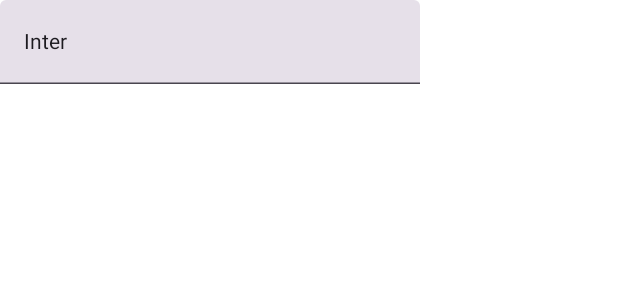
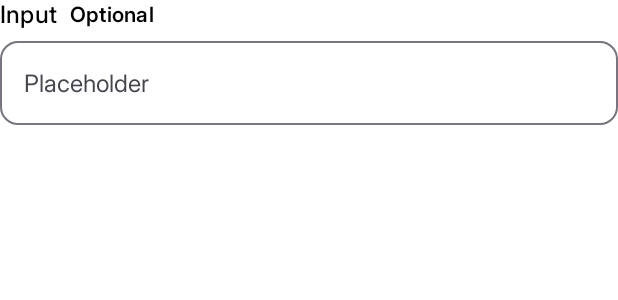
Before and after one commit to Norbert445/O2Input, an Android app built with Jetpack Compose: the @Preview function InputPreview, on a phone screen of 412 x 824 dp. Shown: the top 300 px of the screen. Run offline under Robolectric (Android 15) with nearby library versions, the phone set to English and light mode, and no system bars.

Commit message:
feat: input view

```diff
--- a/app/src/main/java/com/example/o2input/ui/widget/Input.kt
+++ /dev/null
@@ -1,21 +0,0 @@
-package com.example.o2input.ui.widget
-
-import androidx.compose.material3.TextField
-import androidx.compose.runtime.Composable
-import androidx.compose.ui.Modifier
-import androidx.compose.ui.tooling.preview.Preview
-
-@Composable
-fun Input(modifier: Modifier = Modifier) {
-    return TextField(
-        modifier = modifier,
-        value = "Inter",
-        onValueChange = {}
-    )
-}
-
-@Preview
-@Composable
-fun InputPreview() {
-    Input()
-}
--- /dev/null
+++ b/app/src/main/java/com/example/o2input/ui/widget/InputView.kt
@@ -0,0 +1,92 @@
+package com.example.o2input.ui.widget
+
+import androidx.compose.foundation.layout.Column
+import androidx.compose.foundation.layout.Row
+import androidx.compose.foundation.layout.Spacer
+import androidx.compose.foundation.layout.fillMaxWidth
+import androidx.compose.foundation.layout.height
+import androidx.compose.foundation.layout.width
+import androidx.compose.foundation.shape.RoundedCornerShape
+import androidx.compose.material3.MaterialTheme
+import androidx.compose.material3.OutlinedTextField
+import androidx.compose.material3.OutlinedTextFieldDefaults
+import androidx.compose.material3.Text
+import androidx.compose.runtime.Composable
+import androidx.compose.ui.Alignment
+import androidx.compose.ui.Modifier
+import androidx.compose.ui.res.stringResource
+import androidx.compose.ui.tooling.preview.Preview
+import com.example.o2input.R
+import com.example.o2input.ui.theme.LocalCustomColorsPalette
+import com.example.o2input.ui.theme.LocalRadius
+import com.example.o2input.ui.theme.LocalSpacing
+import com.example.o2input.ui.theme.O2InputTheme
+
+@Composable
+fun InputView(
+    value: String,
+    onValueChange: (String) -> Unit,
+    modifier: Modifier = Modifier,
+    label: String? = null,
+    placeholder: String = "",
+    isOptional: Boolean = true,
+    isError: Boolean = false,
+) {
+    Column(modifier = modifier) {
+        Row(verticalAlignment = Alignment.CenterVertically) {
+            label?.let {
+                Text(
+                    text = it,
+                    color = if (isError) LocalCustomColorsPalette.current.contentOnNeutralDanger else LocalCustomColorsPalette.current.contentOnNeutralXXHigh,
+                    style = MaterialTheme.typography.labelMedium
+                )
+                Spacer(modifier = Modifier.width(LocalSpacing.current.xs))
+            }
+
+            if (isOptional) {
+                Text(
+                    text = stringResource(R.string.optional_title),
+                    color = LocalCustomColorsPalette.current.contentOnNeutralLow,
+                    style = MaterialTheme.typography.labelSmall
+                )
+            }
+        }
+
+        Spacer(Modifier.height(LocalSpacing.current.xs))
+
+        OutlinedTextField(
+            value = value,
+            onValueChange = onValueChange,
+            placeholder = {
+                Text(
+                    text = placeholder,
+                    style = MaterialTheme.typography.bodyMedium,
+                    color = LocalCustomColorsPalette.current.contentOnNeutralLow,
+                )
+            },
+            isError = isError,
+            modifier = Modifier
+                .fillMaxWidth(),
+            colors = OutlinedTextFieldDefaults.colors(
+                focusedBorderColor = LocalCustomColorsPalette.current.surfaceBrand,
+                unfocusedBorderColor = LocalCustomColorsPalette.current.surfaceXHigh,
+                errorBorderColor = LocalCustomColorsPalette.current.surfaceDanger
+            ),
+            shape = RoundedCornerShape(LocalRadius.current.input)
+        )
+    }
+}
+
+@Preview(showBackground = true)
+@Composable
+fun InputPreview() {
+    O2InputTheme {
+        InputView(
+            "",
+            {},
+            label = "Input",
+            placeholder = "Placeholder",
+            isError = false
+        )
+    }
+}
--- a/app/src/main/res/values/strings.xml
+++ b/app/src/main/res/values/strings.xml
@@ -1,3 +1,4 @@
 <resources>
     <string name="app_name">O2Input</string>
+    <string name="optional_title">Optional</string>
 </resources>
```
Also changed, not shown: app/src/main/java/com/example/o2input/MainActivity.kt (+14 -3 lines), app/src/main/res/values/colors.xml (+0 -7 lines).
